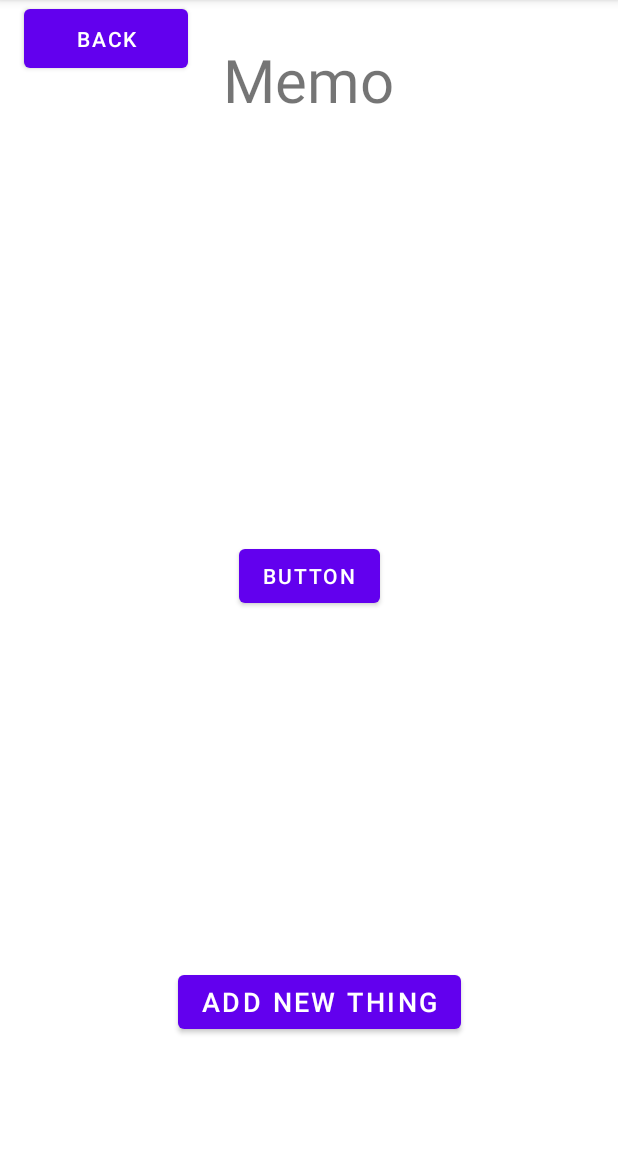
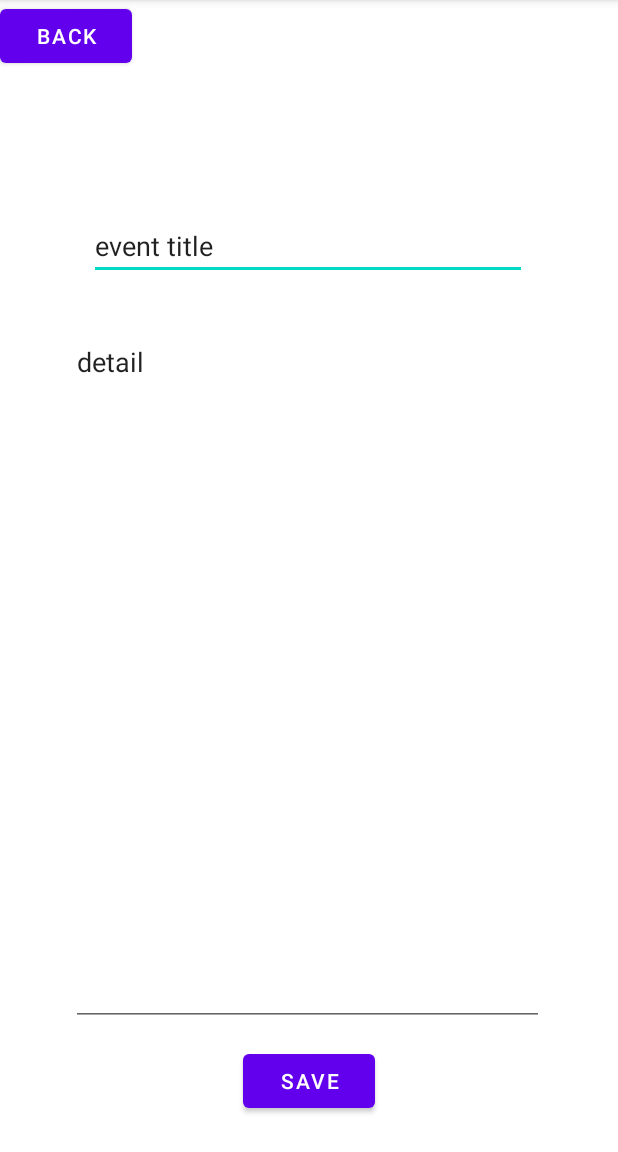
Before and after one commit to Haolinc/DueItProject, an Android app: the MemoActivity screen opened directly, with no data from a screen before it, after a tap on "BUTTON", on a phone screen of 412 x 824 dp, the part 84-1236 px from its top. Run offline under Robolectric (Android 15) with nearby library versions, the phone set to English and light mode, and no system bars.

Commit message:
change selecting date and write content to selecting date then jump to writing content activity.

```diff
--- a/app/src/main/AndroidManifest.xml
+++ b/app/src/main/AndroidManifest.xml
@@ -9,7 +9,9 @@
         android:roundIcon="@mipmap/ic_launcher_round"
         android:supportsRtl="true"
         android:theme="@style/Theme.Duelt">
-        <activity android:name=".MiniActivity"></activity>
+        <activity android:name=".TextEntering"></activity>
+        <activity android:name=".activity_textEnter" />
+        <activity android:name=".MiniActivity" />
         <activity android:name=".CalendarActivity" />
         <activity android:name=".MemoActivity" />
         <activity android:name=".MainActivity">
--- a/app/src/main/java/com/example/duelt/MemoActivity.java
+++ b/app/src/main/java/com/example/duelt/MemoActivity.java
@@ -27,6 +27,10 @@ public class MemoActivity extends AppCompatActivity implements Serializable {
 
     public void jumpToCalendar(View v){
         Intent i = new Intent(this, CalendarActivity.class);
+        startActivity(i);
+    }
+    public void jumpToTextEnter(View v){
+        Intent i = new Intent(this, TextEntering.class);
         startActivity(i);
     }
 
--- /dev/null
+++ b/app/src/main/java/com/example/duelt/TextEntering.java
@@ -0,0 +1,47 @@
+package com.example.duelt;
+
+import androidx.appcompat.app.AlertDialog;
+import androidx.appcompat.app.AppCompatActivity;
+
+import android.content.DialogInterface;
+import android.os.Bundle;
+import android.view.View;
+import android.widget.EditText;
+
+public class TextEntering extends AppCompatActivity {
+    private String eventTitle;
+    private String eventDetail;
+    private EditText eventTitleInput;
+    private EditText eventDetailInput;
+    @Override
+    protected void onCreate(Bundle savedInstanceState) {
+        super.onCreate(savedInstanceState);
+        setContentView(R.layout.activity_text_entering);
+        eventTitleInput = findViewById(R.id.eventTitle);
+        eventDetailInput = findViewById(R.id.eventDetail);
+    }
+
+    public void back(View v){
+        finish();
+    }
+
+    public void saveEvent(View v){
+        eventDetail = eventDetailInput.getText().toString();
+        eventTitle = eventTitleInput.getText().toString();
+
+        //testing
+        AlertDialog alertDialog = new AlertDialog.Builder(this).create();
+        alertDialog.setTitle(eventTitle);
+        //alertDialog.setMessage(mYear + "/" + mMonth+"/"+ mDay + "  "+ mHour + ": " + mMinute +"\n" + eventDetail );
+        alertDialog.setMessage(eventDetail);
+
+        alertDialog.setButton(AlertDialog.BUTTON_POSITIVE, "Cancel",
+                new DialogInterface.OnClickListener() {
+                    @Override
+                    public void onClick(DialogInterface dialog, int which) {
+                        alertDialog.cancel();
+                    }
+                });
+        alertDialog.show();
+    }
+}
--- a/app/src/main/res/layout/activity_memo.xml
+++ b/app/src/main/res/layout/activity_memo.xml
@@ -50,7 +50,7 @@
         android:layout_width="wrap_content"
         android:layout_height="wrap_content"
         android:text="Button"
-        android:onClick="getDate"
+        android:onClick="jumpToTextEnter"
         app:layout_constraintBottom_toBottomOf="parent"
         app:layout_constraintEnd_toEndOf="parent"
         app:layout_constraintStart_toStartOf="parent"
--- /dev/null
+++ b/app/src/main/res/layout/activity_text_entering.xml
@@ -0,0 +1,56 @@
+<?xml version="1.0" encoding="utf-8"?>
+<androidx.constraintlayout.widget.ConstraintLayout xmlns:android="http://schemas.android.com/apk/res/android"
+    xmlns:app="http://schemas.android.com/apk/res-auto"
+    xmlns:tools="http://schemas.android.com/tools"
+    android:layout_width="match_parent"
+    android:layout_height="match_parent"
+    tools:context=".TextEntering">
+
+    <Button
+        android:id="@+id/button5"
+        android:layout_width="wrap_content"
+        android:layout_height="wrap_content"
+        android:text="Back"
+        android:onClick="back"
+        app:layout_constraintStart_toStartOf="parent"
+        app:layout_constraintTop_toTopOf="parent" />
+
+    <EditText
+        android:id="@+id/eventTitle"
+        android:layout_width="292dp"
+        android:layout_height="41dp"
+        android:layout_marginBottom="32dp"
+        android:ems="10"
+        android:inputType="textPersonName"
+        android:text="event title"
+        app:layout_constraintBottom_toTopOf="@+id/eventDetail"
+        app:layout_constraintEnd_toEndOf="parent"
+        app:layout_constraintHorizontal_bias="0.495"
+        app:layout_constraintStart_toStartOf="parent" />
+
+    <EditText
+        android:id="@+id/eventDetail"
+        android:layout_width="315dp"
+        android:layout_height="465dp"
+        android:layout_marginBottom="84dp"
+        android:ems="10"
+        android:gravity="start|top"
+        android:inputType="textMultiLine"
+        android:text="detail"
+        app:layout_constraintBottom_toBottomOf="parent"
+        app:layout_constraintEnd_toEndOf="parent"
+        app:layout_constraintHorizontal_bias="0.492"
+        app:layout_constraintStart_toStartOf="parent" />
+
+    <Button
+        android:id="@+id/saveButton"
+        android:layout_width="wrap_content"
+        android:layout_height="wrap_content"
+        android:layout_marginBottom="23dp"
+        android:text="Save"
+        android:onClick="saveEvent"
+        app:layout_constraintBottom_toBottomOf="parent"
+        app:layout_constraintEnd_toEndOf="parent"
+        app:layout_constraintStart_toStartOf="parent" />
+
+</androidx.constraintlayout.widget.ConstraintLayout>
```
Also changed, not shown: app/src/main/java/com/example/duelt/CalendarActivity.java (+13 -25 lines), app/src/main/res/layout/activity_calendar.xml (+2 -41 lines), 1 other file.
